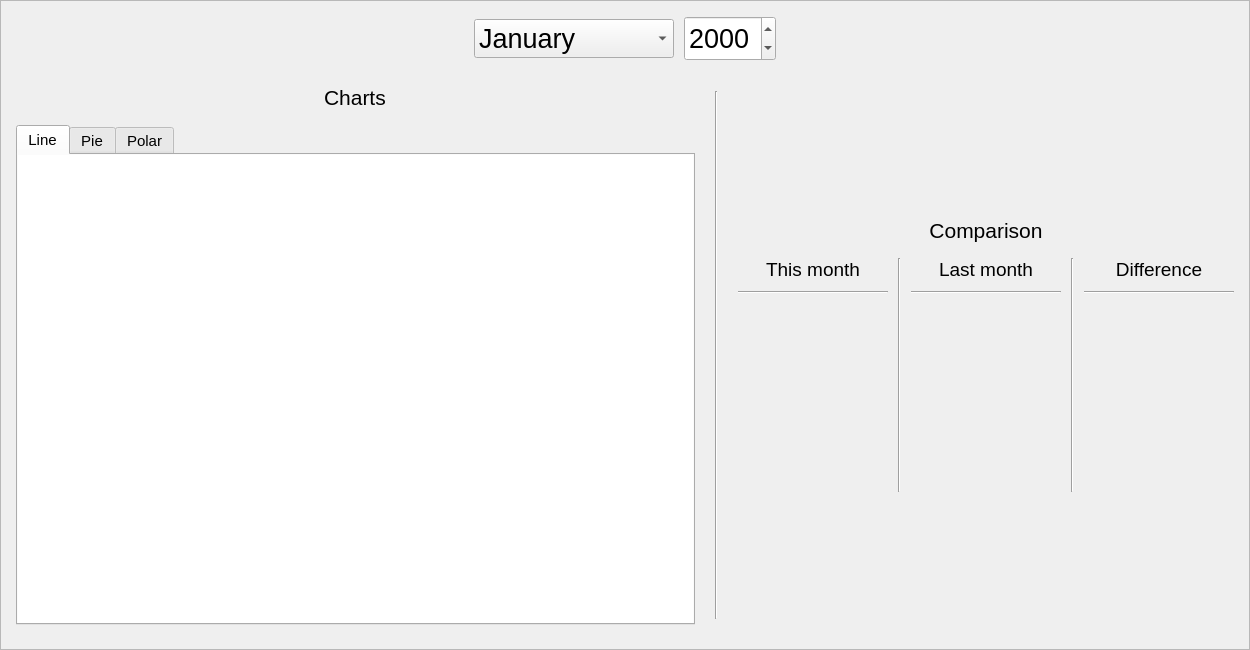
This is src/gui/diarystats.ui in someretical/TheoreticalDiary as Qt 5 draws it before an edit. The edited form follows.
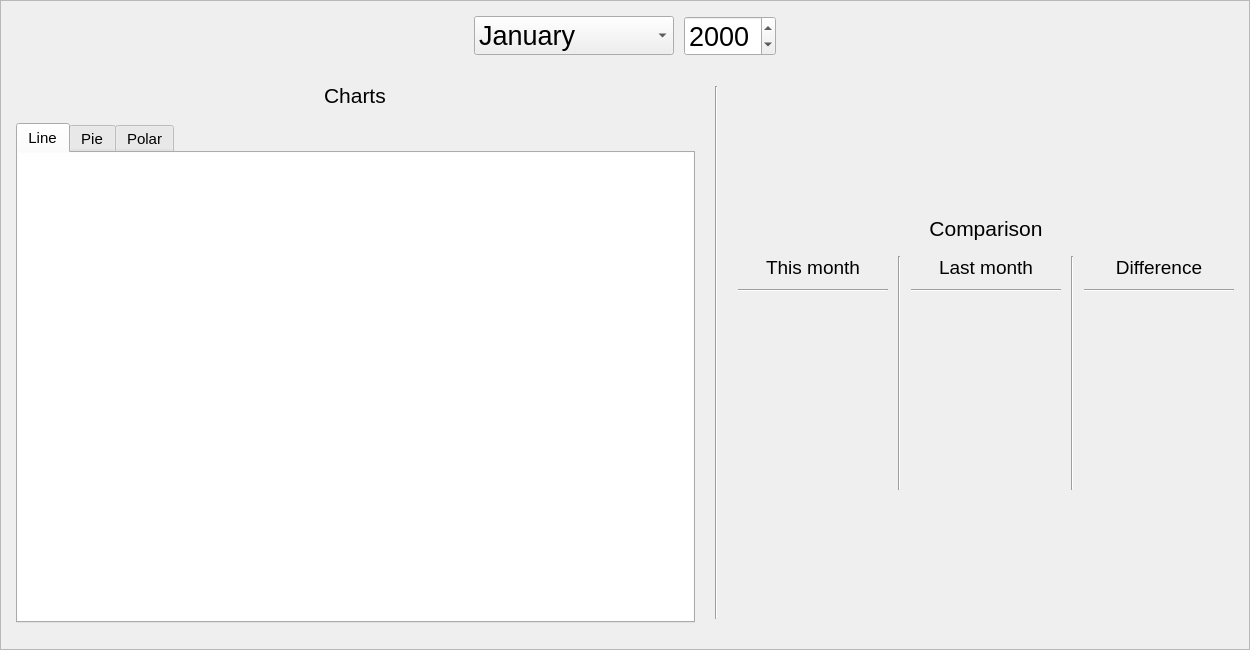
This is the edited form. Custom widgets are drawn as their Qt base class.

The edit to the form file:
```diff
--- a/src/gui/diarystats.ui
+++ b/src/gui/diarystats.ui
@@ -2,6 +2,14 @@
 <ui version="4.0">
  <class>DiaryStats</class>
  <widget class="QWidget" name="DiaryStats">
+  <property name="geometry">
+   <rect>
+    <x>0</x>
+    <y>0</y>
+    <width>1250</width>
+    <height>650</height>
+   </rect>
+  </property>
   <property name="sizePolicy">
    <sizepolicy hsizetype="Expanding" vsizetype="Expanding">
     <horstretch>0</horstretch>
@@ -113,12 +121,6 @@
         </item>
         <item row="0" column="4">
          <widget class="QDateEdit" name="year_edit">
-          <property name="minimumSize">
-           <size>
-            <width>0</width>
-            <height>45</height>
-           </size>
-          </property>
           <property name="font">
            <font>
             <pointsize>20</pointsize>
```
